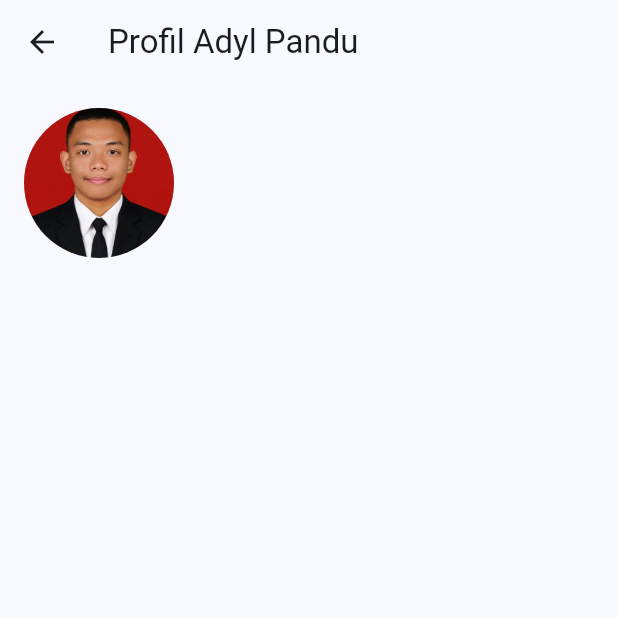
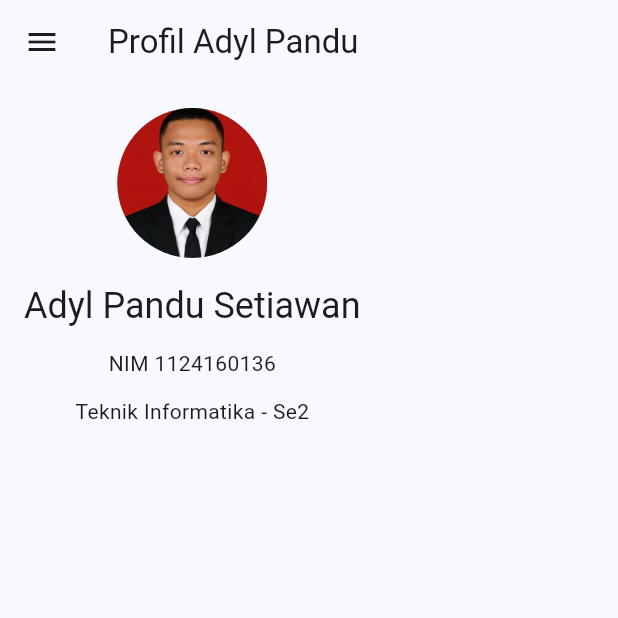
Before and after one commit to Adyl-Pandu/utsmobile, a Flutter app: the ProfilePage screen opened by its route, on a phone screen of 412 x 824 dp, the top half of it. Run offline on Flutter 3.47's test engine with Material 3 defaults, Android fonts, the phone set to English and light mode, and no system bars.

Commit message:
buat deskirpsi di bawah icon

```diff
--- a/soal2_profi_app/lib/profile_page.dart
+++ b/soal2_profi_app/lib/profile_page.dart
@@ -19,6 +19,29 @@ class ProfilePage extends StatelessWidget {
       appBar: AppBar(
         title: const Text('Profil Adyl Pandu'),
       ),
+      drawer: Drawer(
+        child: ListView(
+          children: [
+            DrawerHeader(
+              child: Text(
+                nama,
+                style: Theme.of(context).textTheme.titleLarge,
+              ),
+            ),
+            ListTile(
+              leading: const Icon(Icons.person),
+              title: const Text('Profil'),
+              onTap: () => Navigator.pop(context),
+            ),
+            ListTile(
+              leading: const Icon(Icons.logout),
+              title: const Text('Logout'),
+              onTap: () => Navigator.pushNamedAndRemoveUntil(
+                  context, '/login', (route) => false),
+            ),
+          ],
+        ),
+      ),
       body: SafeArea(
         child: SingleChildScrollView(
           padding: const EdgeInsets.all(16),
@@ -28,6 +51,22 @@ class ProfilePage extends StatelessWidget {
                 radius: 50,
                 backgroundImage: AssetImage('assets/images/foto.png'),
               ),
+              const SizedBox(height: 16),
+              Text(
+                nama,
+                style: Theme.of(context).textTheme.headlineSmall,
+              ),
+              const SizedBox(height: 12),
+              Text(
+                'NIM $nim',
+                style: Theme.of(context).textTheme.bodyMedium,
+              ),
+              const SizedBox(height: 12),
+              Text(
+                '$prodi - $kelas',
+                style: Theme.of(context).textTheme.bodyMedium,
+              ),
+              const SizedBox(height: 20),
             ],
           ),
         ),
```
